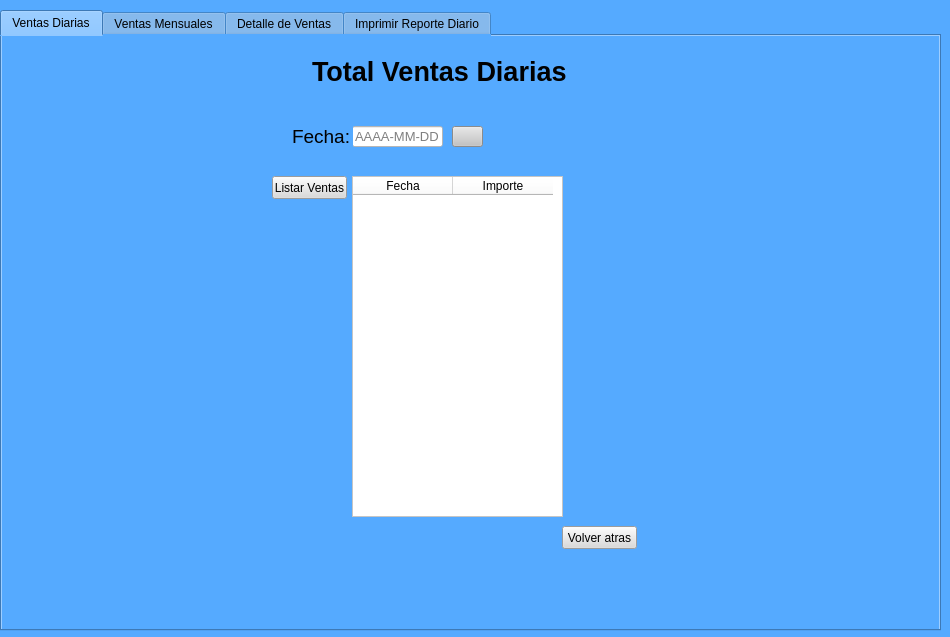
Above: Views/informeDeVentas.ui from Miguel8819/Sistema_TweetyTesis before the change. Below: the same form after it.
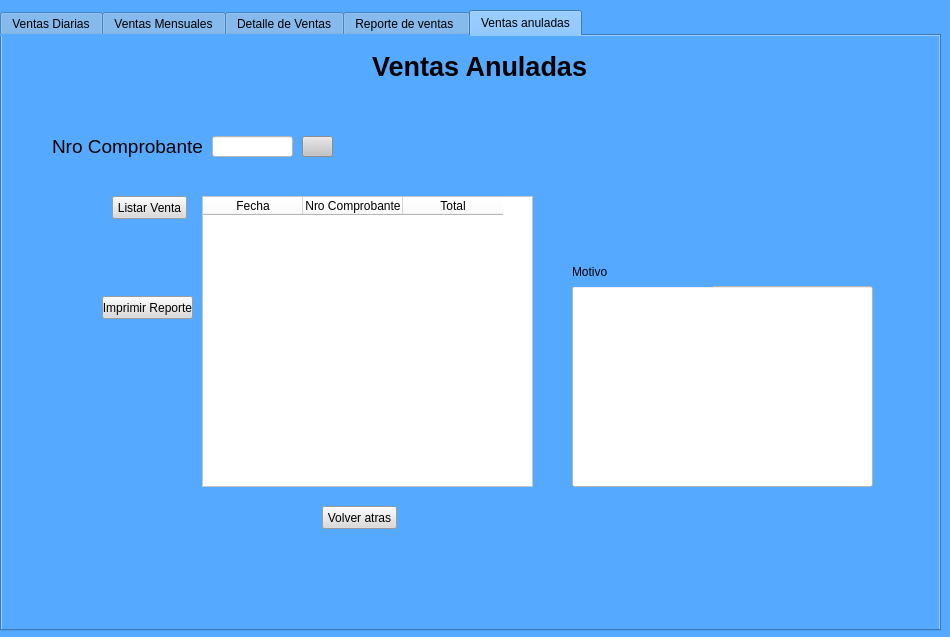
That is the form after the change. The open tabs and pages were chosen to show the change. Icons and pictures are not drawn.

Commit message: Anular venta por numero de comprobante

```diff
--- a/Views/informeDeVentas.ui
+++ b/Views/informeDeVentas.ui
@@ -570,7 +570,7 @@
    </widget>
    <widget class="QWidget" name="tab_4">
     <attribute name="title">
-     <string>Imprimir Reporte Diario</string>
+     <string>Reporte de ventas </string>
     </attribute>
     <widget class="QLabel" name="label_7">
      <property name="geometry">
@@ -802,6 +802,226 @@
        <string>Cheque</string>
       </property>
      </item>
+    </widget>
+    <widget class="QPushButton" name="btn_anularVenta">
+     <property name="geometry">
+      <rect>
+       <x>240</x>
+       <y>400</y>
+       <width>91</width>
+       <height>23</height>
+      </rect>
+     </property>
+     <property name="styleSheet">
+      <string notr="true">background-color: rgb(218, 218, 218);
+color: rgb(255, 255, 255);
+background-color: rgb(255, 0, 0);</string>
+     </property>
+     <property name="text">
+      <string>Anular Venta</string>
+     </property>
+    </widget>
+   </widget>
+   <widget class="QWidget" name="tab_5">
+    <attribute name="title">
+     <string>Ventas anuladas</string>
+    </attribute>
+    <widget class="QPushButton" name="Btn_volver_5">
+     <property name="geometry">
+      <rect>
+       <x>320</x>
+       <y>470</y>
+       <width>75</width>
+       <height>23</height>
+      </rect>
+     </property>
+     <property name="styleSheet">
+      <string notr="true">background-color: rgb(218, 218, 218);</string>
+     </property>
+     <property name="text">
+      <string>Volver atras</string>
+     </property>
+    </widget>
+    <widget class="QPushButton" name="btn_imprimir_2">
+     <property name="geometry">
+      <rect>
+       <x>100</x>
+       <y>260</y>
+       <width>91</width>
+       <height>23</height>
+      </rect>
+     </property>
+     <property name="styleSheet">
+      <string notr="true">background-color: rgb(218, 218, 218);</string>
+     </property>
+     <property name="text">
+      <string>Imprimir Reporte</string>
+     </property>
+    </widget>
+    <widget class="QLabel" name="label_15">
+     <property name="geometry">
+      <rect>
+       <x>370</x>
+       <y>10</y>
+       <width>251</width>
+       <height>41</height>
+      </rect>
+     </property>
+     <property name="font">
+      <font>
+       <pointsize>20</pointsize>
+       <weight>75</weight>
+       <bold>true</bold>
+      </font>
+     </property>
+     <property name="text">
+      <string>Ventas Anuladas</string>
+     </property>
+    </widget>
+    <widget class="QTableWidget" name="tableWidget_5">
+     <property name="enabled">
+      <bool>true</bool>
+     </property>
+     <property name="geometry">
+      <rect>
+       <x>200</x>
+       <y>160</y>
+       <width>331</width>
+       <height>291</height>
+      </rect>
+     </property>
+     <property name="styleSheet">
+      <string notr="true">background-color: rgb(255, 255, 255);</string>
+     </property>
+     <property name="sizeAdjustPolicy">
+      <enum>QAbstractScrollArea::AdjustToContents</enum>
+     </property>
+     <column>
+      <property name="text">
+       <string>Fecha</string>
+      </property>
+     </column>
+     <column>
+      <property name="text">
+       <string>Nro Comprobante</string>
+      </property>
+     </column>
+     <column>
+      <property name="text">
+       <string>Total</string>
+      </property>
+     </column>
+    </widget>
+    <widget class="QPushButton" name="Btn_listar_3">
+     <property name="geometry">
+      <rect>
+       <x>110</x>
+       <y>160</y>
+       <width>75</width>
+       <height>23</height>
+      </rect>
+     </property>
+     <property name="styleSheet">
+      <string notr="true">background-color: rgb(218, 218, 218);</string>
+     </property>
+     <property name="text">
+      <string>Listar Venta</string>
+     </property>
+    </widget>
+    <widget class="QLineEdit" name="read_motivo">
+     <property name="geometry">
+      <rect>
+       <x>570</x>
+       <y>250</y>
+       <width>301</width>
+       <height>201</height>
+      </rect>
+     </property>
+     <property name="styleSheet">
+      <string notr="true">background-color: rgb(255, 255, 255);</string>
+     </property>
+     <property name="maxLength">
+      <number>100</number>
+     </property>
+    </widget>
+    <widget class="QLabel" name="label">
+     <property name="geometry">
+      <rect>
+       <x>570</x>
+       <y>220</y>
+       <width>141</width>
+       <height>31</height>
+      </rect>
+     </property>
+     <property name="styleSheet">
+      <string notr="true">font: 18pt &quot;MS Shell Dlg 2&quot;;</string>
+     </property>
+     <property name="text">
+      <string>Motivo</string>
+     </property>
+    </widget>
+    <widget class="QPushButton" name="btn_buscarComprobante">
+     <property name="geometry">
+      <rect>
+       <x>300</x>
+       <y>100</y>
+       <width>31</width>
+       <height>21</height>
+      </rect>
+     </property>
+     <property name="styleSheet">
+      <string notr="true">background-color: rgb(195, 195, 195);
+</string>
+     </property>
+     <property name="text">
+      <string/>
+     </property>
+     <property name="icon">
+      <iconset>
+       <normaloff>../Imagenes/vector-find-icon.jpg</normaloff>../Imagenes/vector-find-icon.jpg</iconset>
+     </property>
+    </widget>
+    <widget class="QLineEdit" name="search_comprobante">
+     <property name="geometry">
+      <rect>
+       <x>210</x>
+       <y>100</y>
+       <width>81</width>
+       <height>21</height>
+      </rect>
+     </property>
+     <property name="font">
+      <font>
+       <pointsize>10</pointsize>
+      </font>
+     </property>
+     <property name="styleSheet">
+      <string notr="true">background-color: rgb(255, 255, 255);</string>
+     </property>
+     <property name="maxLength">
+      <number>5</number>
+     </property>
+     <property name="placeholderText">
+      <string/>
+     </property>
+    </widget>
+    <widget class="QLabel" name="label_14">
+     <property name="geometry">
+      <rect>
+       <x>50</x>
+       <y>100</y>
+       <width>151</width>
+       <height>21</height>
+      </rect>
+     </property>
+     <property name="font">
+      <font>
+       <pointsize>14</pointsize>
+      </font>
+     </property>
+     <property name="text">
+      <string>Nro Comprobante</string>
+     </property>
     </widget>
    </widget>
   </widget>
```
Left out of the diff: 26 changed lines with no effect on the pictures. The commit also changes 8 other files.
